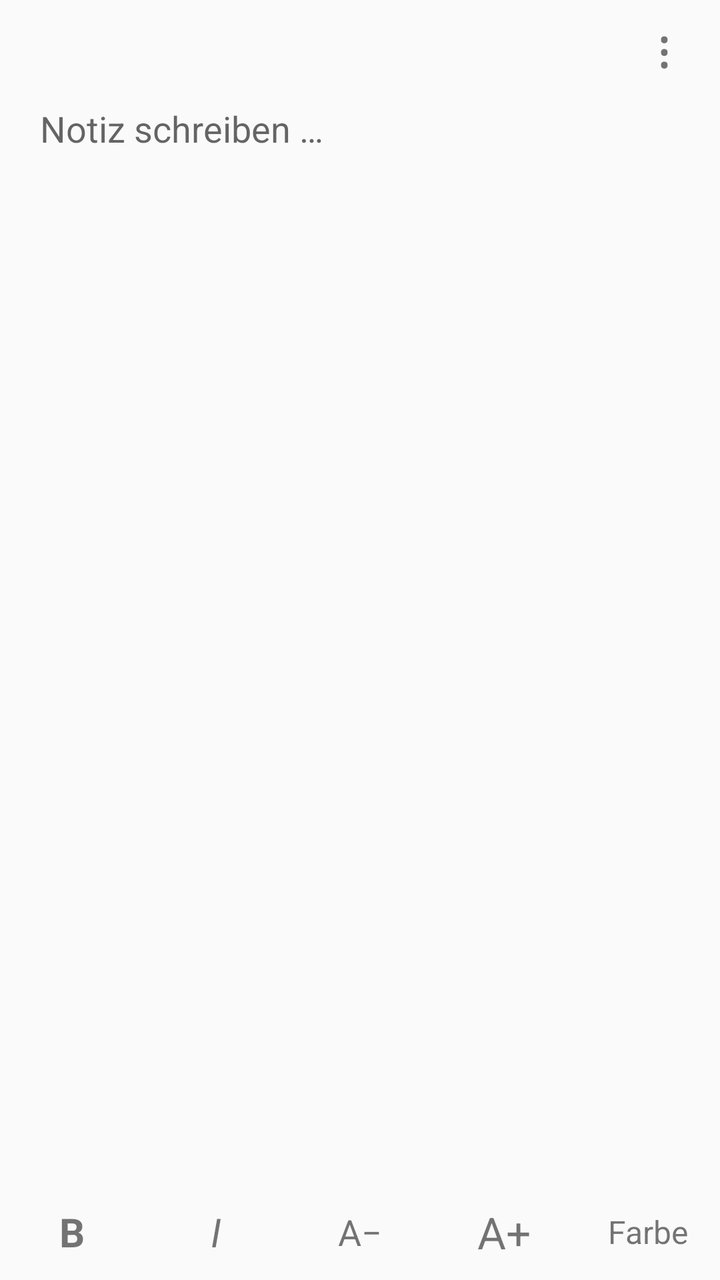
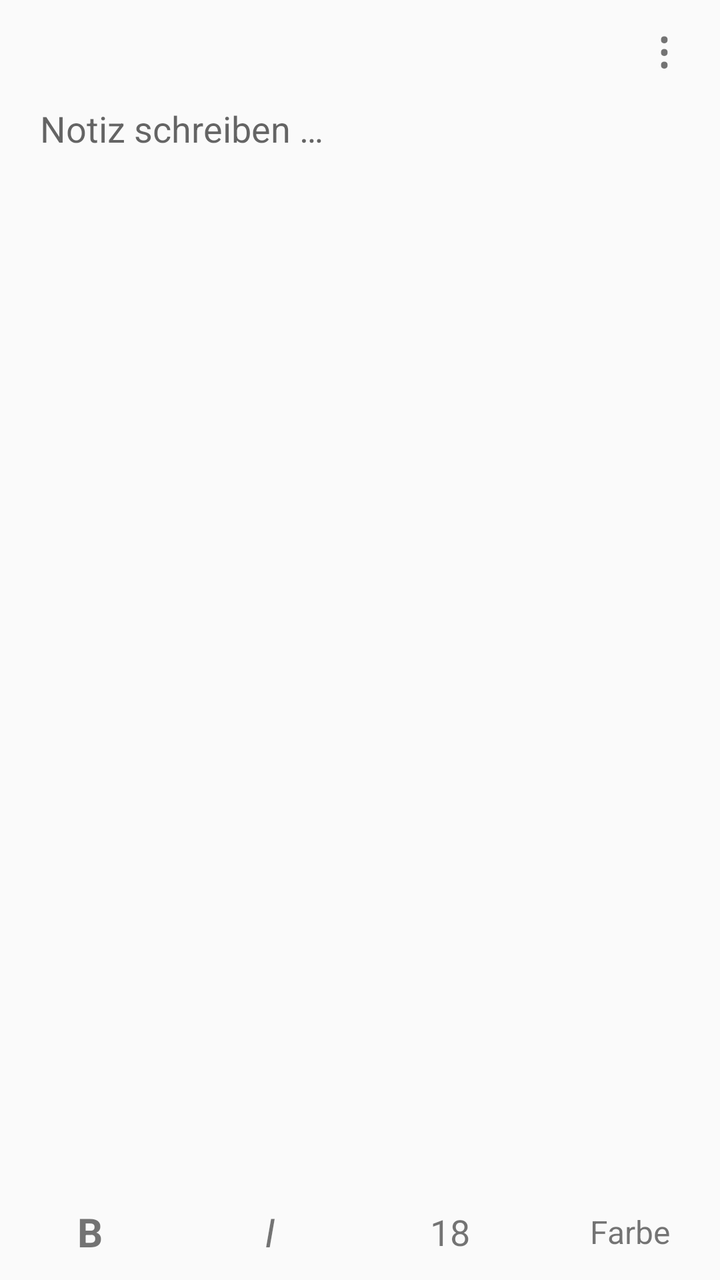

Compare the two renders of this Android layout. The source of the first and the diff that turns it into the second are given below.
<!-- AndroidManifest.xml: application theme AppTheme -->
<!-- res/layout/activity_main.xml -->
<?xml version="1.0" encoding="utf-8"?>
<LinearLayout xmlns:android="http://schemas.android.com/apk/res/android"
    android:id="@+id/root"
    android:layout_width="match_parent"
    android:layout_height="match_parent"
    android:orientation="vertical">

    <TextView
        android:id="@+id/btn_menu"
        android:layout_width="56dp"
        android:layout_height="48dp"
        android:layout_gravity="end"
        android:background="?android:attr/selectableItemBackgroundBorderless"
        android:clickable="true"
        android:contentDescription="Menü"
        android:focusable="false"
        android:gravity="center"
        android:text="⋮"
        android:textSize="26sp" />

    
    <ScrollView
        android:id="@+id/editor_scroll"
        android:layout_width="match_parent"
        android:layout_height="0dp"
        android:layout_weight="1"
        android:fadeScrollbars="false"
        android:fillViewport="true"
        android:overScrollMode="ifContentScrolls"
        android:scrollbarSize="6dp"
        android:scrollbarStyle="insideOverlay"
        android:scrollbarThumbVertical="@drawable/widget_scrollbar"
        android:scrollbarTrackVertical="@drawable/widget_scrolltrack"
        android:scrollbars="vertical">

        <EditText
            android:id="@+id/editor"
            android:layout_width="match_parent"
            android:layout_height="wrap_content"
            android:background="@null"
            android:gravity="top|start"
            android:hint="Notiz schreiben …"
            android:importantForAutofill="no"
            android:inputType="textMultiLine|textCapSentences"
            android:paddingStart="20dp"
            android:paddingTop="4dp"
            android:paddingEnd="20dp"
            android:paddingBottom="32dp"
            android:textSize="18sp" />
    </ScrollView>

    <LinearLayout
        android:id="@+id/toolbar"
        android:layout_width="match_parent"
        android:layout_height="48dp"
        android:orientation="horizontal">

        <TextView
            android:id="@+id/tb_bold"
            android:layout_width="0dp"
            android:layout_height="match_parent"
            android:layout_weight="1"
            android:foreground="?android:attr/selectableItemBackground"
            android:clickable="true"
            android:focusable="false"
            android:gravity="center"
            android:text="B"
            android:textSize="20sp"
            android:textStyle="bold" />

        <TextView
            android:id="@+id/tb_italic"
            android:layout_width="0dp"
            android:layout_height="match_parent"
            android:layout_weight="1"
            android:foreground="?android:attr/selectableItemBackground"
            android:clickable="true"
            android:focusable="false"
            android:gravity="center"
            android:text="I"
            android:textSize="20sp"
            android:textStyle="italic" />

        <TextView
            android:id="@+id/tb_smaller"
            android:layout_width="0dp"
            android:layout_height="match_parent"
            android:layout_weight="1"
            android:foreground="?android:attr/selectableItemBackground"
            android:clickable="true"
            android:focusable="false"
            android:gravity="center"
            android:text="A−"
            android:textSize="18sp" />

        <TextView
            android:id="@+id/tb_bigger"
            android:layout_width="0dp"
            android:layout_height="match_parent"
            android:layout_weight="1"
            android:foreground="?android:attr/selectableItemBackground"
            android:clickable="true"
            android:focusable="false"
            android:gravity="center"
            android:text="A+"
            android:textSize="22sp" />

        <TextView
            android:id="@+id/tb_color"
            android:layout_width="0dp"
            android:layout_height="match_parent"
            android:layout_weight="1"
            android:foreground="?android:attr/selectableItemBackground"
            android:clickable="true"
            android:focusable="false"
            android:gravity="center"
            android:text="Farbe"
            android:textSize="16sp" />
    </LinearLayout>

</LinearLayout>
<!-- resources referenced by this layout -->
<resources>
  <!-- drawable widget_scrollbar (drawable) -->
  <?xml version="1.0" encoding="utf-8"?>
  <shape xmlns:android="http://schemas.android.com/apk/res/android"
      android:shape="rectangle">
      <solid android:color="#E0707070" />
      <stroke
          android:width="1dp"
          android:color="#66FFFFFF" />
      <corners android:radius="3dp" />
      <size
          android:width="6dp"
          android:height="32dp" />
  </shape>
  <!-- drawable widget_scrolltrack (drawable) -->
  <?xml version="1.0" encoding="utf-8"?>
  <shape xmlns:android="http://schemas.android.com/apk/res/android"
      android:shape="rectangle">
      <solid android:color="#22808080" />
      <corners android:radius="3dp" />
      <size android:width="6dp" />
  </shape>
  <style name="AppTheme" parent="@android:style/Theme.Material.Light.NoActionBar" />
</resources>

<!-- the commit's change to res/layout/activity_main.xml (unified diff, before → after) -->
@@ -82,7 +82,7 @@
             android:textStyle="italic" />
 
         <TextView
-            android:id="@+id/tb_smaller"
+            android:id="@+id/tb_size"
             android:layout_width="0dp"
             android:layout_height="match_parent"
             android:layout_weight="1"
@@ -90,20 +90,8 @@
             android:clickable="true"
             android:focusable="false"
             android:gravity="center"
-            android:text="A−"
+            android:text="18"
             android:textSize="18sp" />
-
-        <TextView
-            android:id="@+id/tb_bigger"
-            android:layout_width="0dp"
-            android:layout_height="match_parent"
-            android:layout_weight="1"
-            android:foreground="?android:attr/selectableItemBackground"
-            android:clickable="true"
-            android:focusable="false"
-            android:gravity="center"
-            android:text="A+"
-            android:textSize="22sp" />
 
         <TextView
             android:id="@+id/tb_color"
